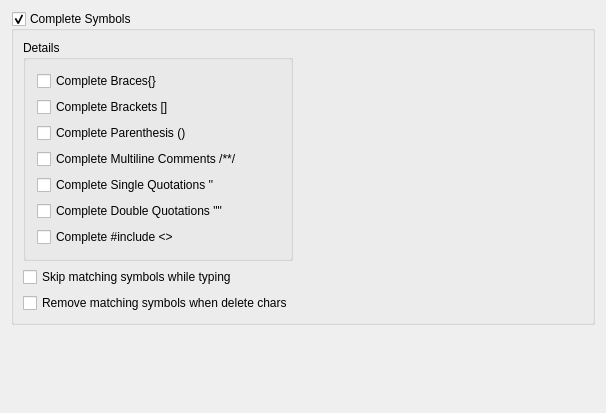
Qt form RedPandaIDE/settingsdialog/editorsymbolcompletionwidget.ui (royqh1979/RedPanda-CPP) before a commit.
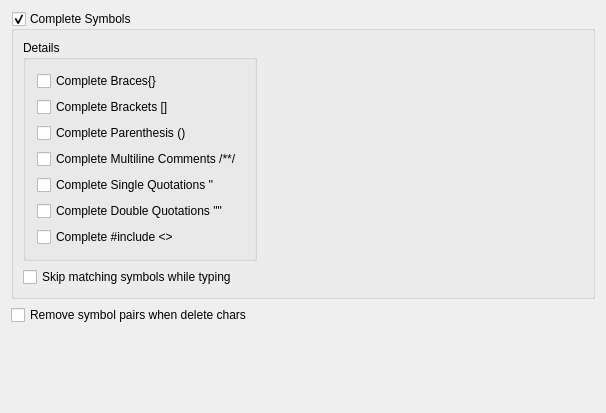
The same form after that commit.

Commit message: * fix: use backspace to delete selected text is not correctly handled  * done: delete symbol pairs

Patch:
```diff
--- a/RedPandaIDE/settingsdialog/editorsymbolcompletionwidget.ui
+++ b/RedPandaIDE/settingsdialog/editorsymbolcompletionwidget.ui
@@ -118,13 +118,6 @@
            </property>
           </widget>
          </item>
-         <item>
-          <widget class="QCheckBox" name="chkRemoveMatchingSymbols">
-           <property name="text">
-            <string>Remove matching symbols when delete chars</string>
-           </property>
-          </widget>
-         </item>
         </layout>
        </widget>
       </item>
@@ -144,7 +137,7 @@
      </layout>
     </widget>
    </item>
-   <item row="1" column="0">
+   <item row="2" column="0">
     <spacer name="verticalSpacer">
      <property name="orientation">
       <enum>Qt::Vertical</enum>
@@ -157,6 +150,13 @@
      </property>
     </spacer>
    </item>
+   <item row="1" column="0">
+    <widget class="QCheckBox" name="chkRemoveSymbolPairs">
+     <property name="text">
+      <string>Remove symbol pairs when delete chars</string>
+     </property>
+    </widget>
+   </item>
   </layout>
  </widget>
  <resources/>
```
The commit also changes 6 other files.
